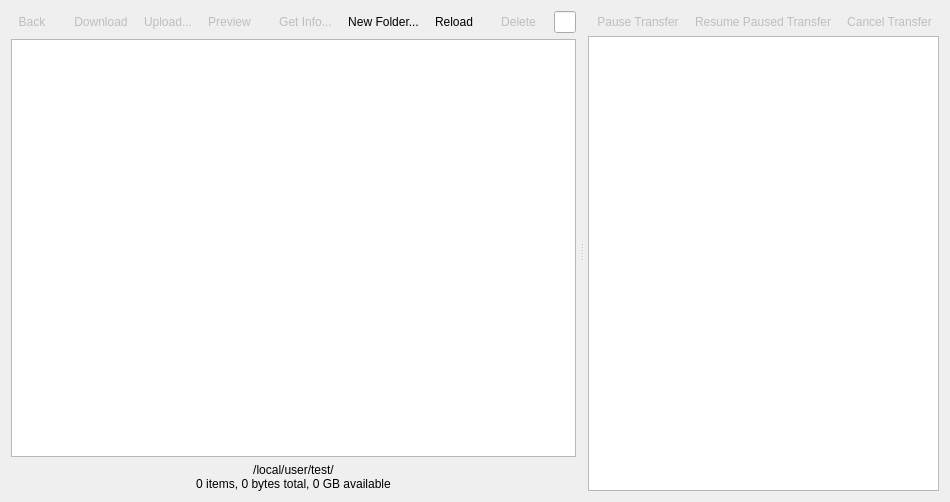
The window that qw_client/QwcFileBrowserWidget.ui (pcjpnet/qwired-suite) describes before a commit, drawn with Qt 5.
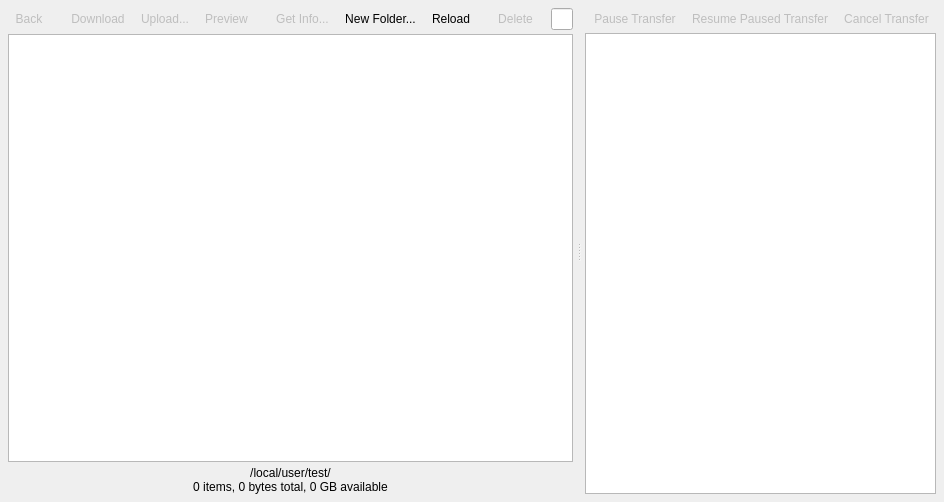
The same window after the commit. Icons and pictures are not drawn.

Commit message: Improvoed the file browser for display on Mac OS X.

```diff
--- a/qw_client/QwcFileBrowserWidget.ui
+++ b/qw_client/QwcFileBrowserWidget.ui
@@ -18,17 +18,26 @@
     <normaloff>:/icons/files.png</normaloff>:/icons/files.png</iconset>
   </property>
   <layout class="QVBoxLayout" name="verticalLayout_3">
+   <property name="margin">
+    <number>8</number>
+   </property>
    <item>
     <widget class="QSplitter" name="splitter">
      <property name="orientation">
       <enum>Qt::Horizontal</enum>
      </property>
+     <property name="handleWidth">
+      <number>4</number>
+     </property>
      <widget class="QStackedWidget" name="stackedWidget">
       <property name="currentIndex">
        <number>0</number>
       </property>
       <widget class="QWidget" name="pageBrowser">
        <layout class="QVBoxLayout" name="verticalLayout_4">
+        <property name="spacing">
+         <number>4</number>
+        </property>
         <property name="leftMargin">
          <number>0</number>
         </property>
```
The commit also changes 2 other files.
